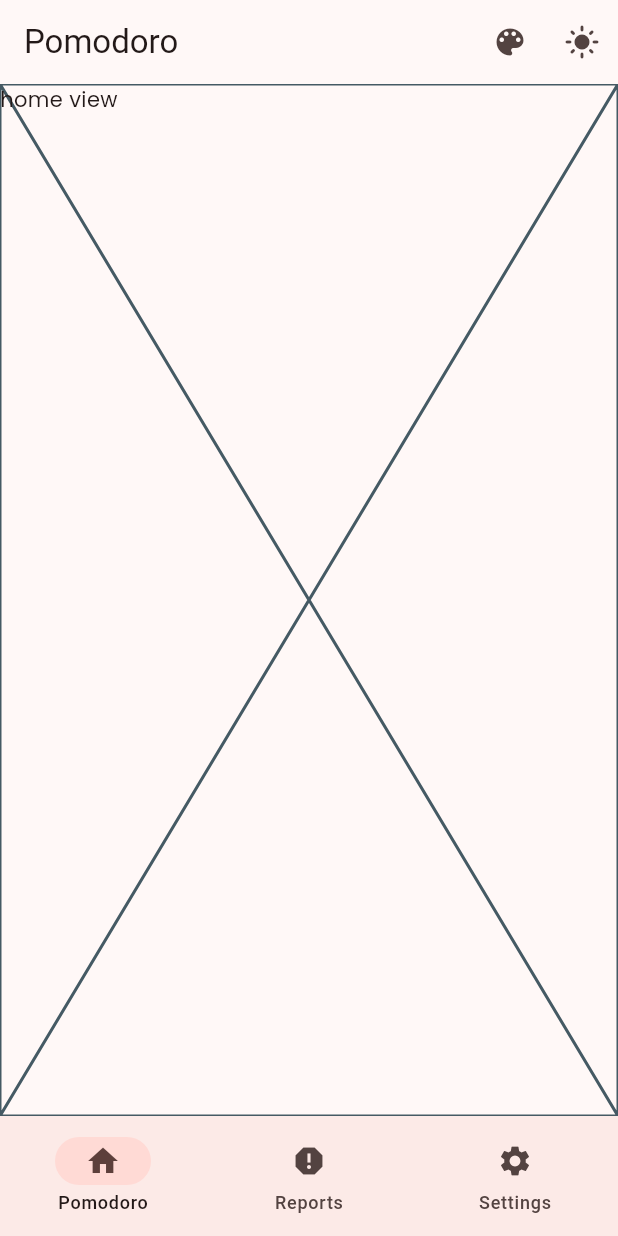
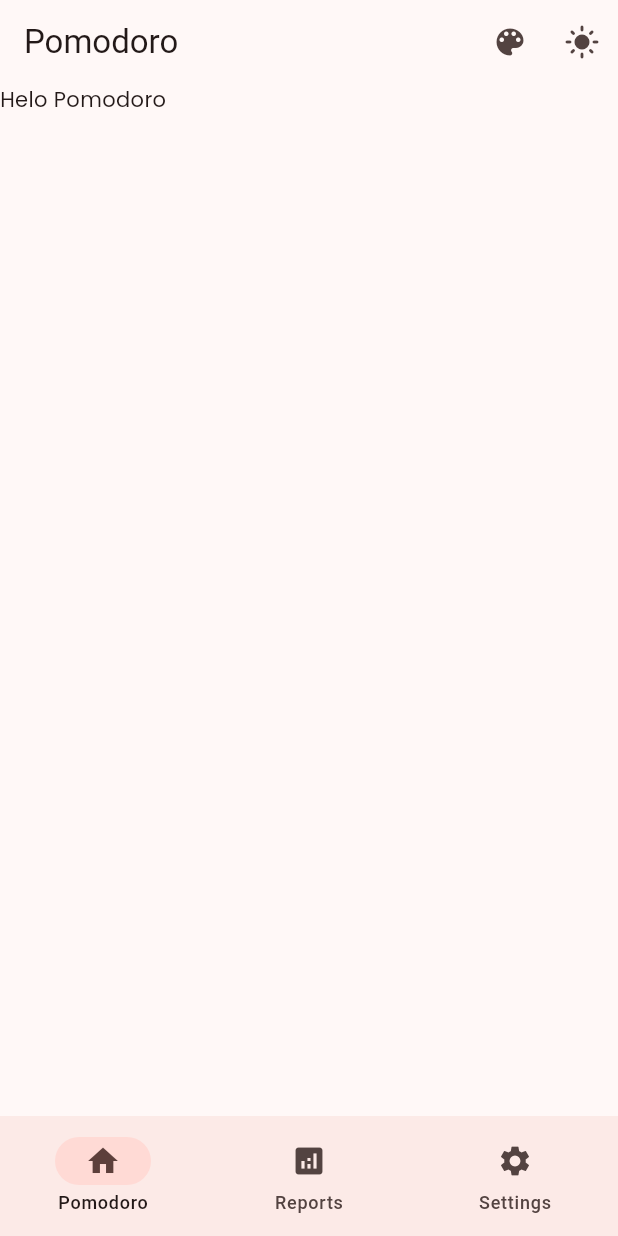
Before and after one commit to Dukas23/pomodoro, a Flutter app: the screen it shows after launch, on a phone screen of 412 x 824 dp. Run offline on Flutter 3.47's test engine with Material 3 defaults, Android fonts, the phone set to English and light mode, and no system bars; our stand-ins replace go_router, google_fonts.

Commit message:
feat: refactor navigation structure and implement new HomeScreen layout

```diff
--- a/lib/core/router/router.dart
+++ b/lib/core/router/router.dart
@@ -1,28 +1,30 @@
 import 'package:flutter/material.dart';
 import 'package:go_router/go_router.dart';
 import 'package:pomodoro/core/router/app_routes.dart';
-import 'package:pomodoro/presentation/pages/promodor_screen.dart';
+import 'package:pomodoro/presentation/pages/home/home_screen.dart';
+import 'package:pomodoro/presentation/pages/reports/reports_screen.dart';
+import 'package:pomodoro/presentation/pages/pomodoro/pomodoro_screen.dart';
 
 final GoRouter router = GoRouter(
   initialLocation: AppRoutes.home,
   routes: <RouteBase>[
     ShellRoute(
       builder: (BuildContext context, GoRouterState state, Widget child) {
-        return PomodoroScreen(child: child);
+        return HomeScreen(child: child);
       },
       routes: <RouteBase>[
         // Home route (root) — required because initialLocation is AppRoutes.home ('/')
         GoRoute(
           path: AppRoutes.home,
           builder: (BuildContext context, GoRouterState state) {
-            return const Placeholder(child: Text("home view"));
+            return PomodoroScreen();
           },
         ),
 
         GoRoute(
           path: AppRoutes.reports,
           builder: (BuildContext context, GoRouterState state) {
-            return const Placeholder(child: Text("reports view"));
+            return ReportsScreen();
           },
         ),
 
--- a/lib/domain/entities/destination_entity.dart
+++ b/lib/domain/entities/destination_entity.dart
@@ -16,16 +16,11 @@ class DestinationEntity {
 }
 
 List<DestinationEntity> appDestionation = [
-
-  DestinationEntity(
-    title: "Pomodoro",
-    icon: Icons.home,
-    path: AppRoutes.home
-    ),
+  DestinationEntity(title: "Pomodoro", icon: Icons.home, path: AppRoutes.home),
 
   DestinationEntity(
     title: "Reports",
-    icon: Icons.report,
+    icon: Icons.analytics,
     path: AppRoutes.reports,
   ),
 
--- /dev/null
+++ b/lib/presentation/pages/home/home_screen.dart
@@ -0,0 +1,142 @@
+import 'package:flutter/material.dart';
+import 'package:go_router/go_router.dart';
+import 'package:provider/provider.dart';
+
+import 'package:pomodoro/core/utils/screen_size_util.dart';
+import 'package:pomodoro/core/theme/app_theme.dart';
+import 'package:pomodoro/core/theme/theme_provider.dart';
+import 'package:pomodoro/domain/entities/destination_entity.dart';
+// NOTE: La lógica del temporizador se mantiene fuera de este widget de UI principal
+
+class HomeScreen extends StatelessWidget {
+  // El 'child' es la vista de la ruta actual (home, reports, settings) de GoRouter
+  final Widget child;
+
+  const HomeScreen({super.key, required this.child});
+
+  // --- Lógica de Navegación ---
+  // 1. Determina el índice de navegación basado en la ruta actual
+  int _getCurrentIndex(BuildContext context) {
+    // Usamos GoRouterState para obtener la ubicación actual
+    final String location = GoRouterState.of(context).matchedLocation;
+
+    // Encuentra el índice que coincide con la ruta en la lista de entidades
+    final int index = appDestionation.indexWhere((d) => d.path == location);
+
+    // Asegura que el índice siempre sea válido (por defecto 0)
+    return index < 0 ? 0 : index;
+  }
+
+  // 2. Manejador para navegar usando GoRouter
+  void _onNavigate(BuildContext context, int index) {
+    final dest = appDestionation[index];
+    context.go(dest.path);
+  }
+
+  // --- Widgets de Configuración ---
+  Widget _buildColorSkinButton(BuildContext context) {
+    return PopupMenuButton<Color>(
+      icon: const Icon(Icons.color_lens),
+      tooltip: 'Cambiar color principal',
+      onSelected: (color) {
+        Provider.of<ThemeProvider>(context, listen: false).setColorSkin(color);
+      },
+      itemBuilder: (context) => [
+        for (final color in allowedColorSkins)
+          PopupMenuItem<Color>(
+            value: color,
+            child: Row(
+              children: [
+                Container(
+                  width: 30,
+                  height: 24,
+                  decoration: BoxDecoration(
+                    color: color,
+                    shape: BoxShape.circle,
+                    border: Border.all(color: Colors.black12),
+                  ),
+                ),
+                const SizedBox(width: 8),
+                // Usar un nombre de color más amigable si es posible
+                Text(color.toString().split('(')[0].replaceAll('Color', '')),
+              ],
+            ),
+          ),
+      ],
+    );
+  }
+
+  Widget _buildThemeToggleButton(BuildContext context) {
+    final isDarkMode = Provider.of<ThemeProvider>(context).isDarkMode;
+    return IconButton(
+      icon: Icon(isDarkMode ? Icons.dark_mode : Icons.light_mode),
+      onPressed: () {
+        Provider.of<ThemeProvider>(context, listen: false).toggleTheme();
+      },
+    );
+  }
+
+  @override
+  Widget build(BuildContext context) {
+    final sizeUtil = ScreenSizeUtil(context);
+    final currentIndex = _getCurrentIndex(context);
+
+    // NOTA: Toda la lógica de PomodoroTimer (start, pause, nextState)
+    // se ha eliminado del build para mantener la UI limpia.
+    // Ahora solo se enfoca en el layout adaptable.
+
+    return Scaffold(
+      appBar: AppBar(
+        title: const Text('Pomodoro'),
+        actions: [
+          _buildColorSkinButton(context),
+          _buildThemeToggleButton(context),
+        ],
+      ),
+
+      // PASO 2 & 3: MEDIR y RAMIFICAR el layout principal
+      body: SafeArea(
+        // BUENA PRÁCTICA: Envuelve el cuerpo en SafeArea
+        child: Row(
+          children: [
+            // RAMIFICACIÓN 1: NavigationRail (Solo para Tablet/Desktop)
+            if (!sizeUtil.isMobileLayout)
+              NavigationRail(
+                selectedIndex: currentIndex,
+                onDestinationSelected: (idx) => _onNavigate(context, idx),
+                labelType: NavigationRailLabelType.all,
+                destinations: appDestionation
+                    .map(
+                      (d) => NavigationRailDestination(
+                        icon: Icon(d.icon),
+                        label: Text(d.title),
+                      ),
+                    )
+                    .toList(),
+              ),
+
+            // Contenido Principal: Ocupa el espacio restante
+            // Esto es lo que GoRouter está inyectando a través del ShellRoute
+            Expanded(child: child),
+          ],
+        ),
+      ),
+
+      // RAMIFICACIÓN 2: NavigationBar (Solo para Mobile)
+      bottomNavigationBar: sizeUtil.isMobileLayout
+          ? NavigationBar(
+              selectedIndex: currentIndex,
+              onDestinationSelected: (idx) => _onNavigate(context, idx),
+              destinations: appDestionation
+                  .map(
+                    (d) => NavigationDestination(
+                      icon: Icon(d.icon),
+                      label: d.title,
+                    ),
+                  )
+                  .toList(),
+            )
+          : null, // Si no es móvil, no hay NavigationBar
+    );
+  }
+}
--- /dev/null
+++ b/lib/presentation/pages/pomodoro/pomodoro_screen.dart
@@ -0,0 +1,10 @@
+import 'package:flutter/material.dart';
+
+class PomodoroScreen extends StatelessWidget {
+  const PomodoroScreen({super.key});
+
+  @override
+  Widget build(BuildContext context) {
+    return Scaffold(body: SafeArea(child: Text("Helo Pomodoro")));
+  }
+}
--- a/lib/presentation/pages/promodor_screen.dart
+++ /dev/null
@@ -1,164 +0,0 @@
-import 'dart:async';
-
-import 'package:flutter/material.dart';
-import 'package:pomodoro/core/theme/app_theme.dart';
-import 'package:pomodoro/core/utils/screen_size_util.dart';
-import 'package:pomodoro/core/theme/theme_provider.dart';
-import 'package:go_router/go_router.dart';
-import 'package:pomodoro/domain/entities/destination_entity.dart';
-import 'package:pomodoro/domain/uses_cases/pomodoro_timer.dart';
-// ...existing code...
-import 'package:provider/provider.dart';
-
-class PomodoroScreen extends StatefulWidget {
-  final Widget? child;
-
-  const PomodoroScreen({super.key, this.child});
-
-  @override
-  PomodoroScreenState createState() => PomodoroScreenState();
-}
-
-class PomodoroScreenState extends State<PomodoroScreen> {
-  late PomodoroTimer pomodoroTimer;
-
-  @override
-  void initState() {
-    super.initState();
-    pomodoroTimer = PomodoroTimer();
-  }
-
-  void toggleTimer() => setState(() {
-    pomodoroTimer.toggle();
-    // Actualizar la UI en cada tick
-    pomodoroTimer.timer?.cancel();
-    pomodoroTimer.timer = pomodoroTimer.isActive
-        ? Timer.periodic(const Duration(seconds: 1), (t) {
-            pomodoroTimer.seconds--;
-            if (pomodoroTimer.seconds == 0) {
-              pomodoroTimer.timer?.cancel();
-              pomodoroTimer.nextState();
-              setState(() {});
-            } else {
-              setState(() {});
-            }
-          })
-        : null;
-  });
-
-  @override
-  Widget build(BuildContext context) {
-    final sizeUtil = ScreenSizeUtil(context);
-
-    // Compute current index from the router location (use browser URL as a reliable source)
-    final String currentLocation = Uri.base.path;
-    int currentIndex = appDestionation.indexWhere(
-      (d) => d.path == currentLocation,
-    );
-    if (currentIndex < 0) currentIndex = 0;
-
-    return Scaffold(
-      appBar: AppBar(
-        title: const Text('Pomodoro'),
-        actions: [
-          // Selector de colorSkin
-          PopupMenuButton<Color>(
-            icon: const Icon(Icons.color_lens),
-            tooltip: 'Cambiar color principal',
-            onSelected: (color) {
-              Provider.of<ThemeProvider>(
-                context,
-                listen: false,
-              ).setColorSkin(color);
-            },
-            itemBuilder: (context) => [
-              for (final color in allowedColorSkins)
-                PopupMenuItem<Color>(
-                  value: color,
-                  child: Row(
-                    children: [
-                      Container(
-                        width: 30,
-                        height: 24,
-                        decoration: BoxDecoration(
-                          color: color,
-                          shape: BoxShape.circle,
-                          border: Border.all(color: Colors.black12),
-                        ),
-                      ),
-                      const SizedBox(width: 8),
-                      Text(
-                        color.toString().split('(')[0].replaceAll('Color', ''),
-                      ),
-                    ],
-                  ),
-                ),
-            ],
-          ),
-          IconButton(
-            icon: Icon(
-              Provider.of<ThemeProvider>(context).isDarkMode
-                  ? Icons.dark_mode
-                  : Icons.light_mode,
-            ),
-            onPressed: () {
-              Provider.of<ThemeProvider>(context, listen: false).toggleTheme();
-            },
-          ),
-        ],
-      ),
-      // Responsive layout: NavigationRail for tablet/desktop, NavigationBar for mobile
-      body: SafeArea(
-        child: Row(
-          children: [
-            if (!sizeUtil.isMobileLayout)
-              NavigationRail(
-                selectedIndex: currentIndex,
-                onDestinationSelected: (idx) {
-                  final dest = appDestionation[idx];
-                  context.go(dest.path);
-                },
-                labelType: NavigationRailLabelType.all,
-                destinations: appDestionation
-                    .map(
-                      (d) => NavigationRailDestination(
-                        icon: Icon(d.icon),
-                        label: Text(d.title),
-                      ),
-                    )
-                    .toList(),
-              ),
-
-            // Main content area
-            Expanded(child: widget.child ?? const SizedBox.shrink()),
-          ],
-        ),
-      ),
-
-      bottomNavigationBar: sizeUtil.isMobileLayout
-          ? NavigationBar(
-              selectedIndex: currentIndex,
-              onDestinationSelected: (idx) {
-                final dest = appDestionation[idx];
-                context.go(dest.path);
-              },
-              destinations: appDestionation
-                  .map(
-                    (d) => NavigationDestination(
-                      icon: Icon(d.icon),
-                      label: d.title,
-                    ),
-                  )
-                  .toList(),
-            )
-          : null,
-    );
-  }
-}
-
-//   @override
-//   void dispose() {
-//     pomodoroTimer.timer?.cancel();
-//     super.dispose();
-//   }
-// }
```
Also changed, not shown: lib/presentation/pages/reports/reports_screen.dart (+47 -1 lines), lib/presentation/pages/pomodoro/widgets/circular_progress_with_contex.dart (renamed from lib/presentation/widgets/circular_progress_with_contex.dart), 1 other file.
